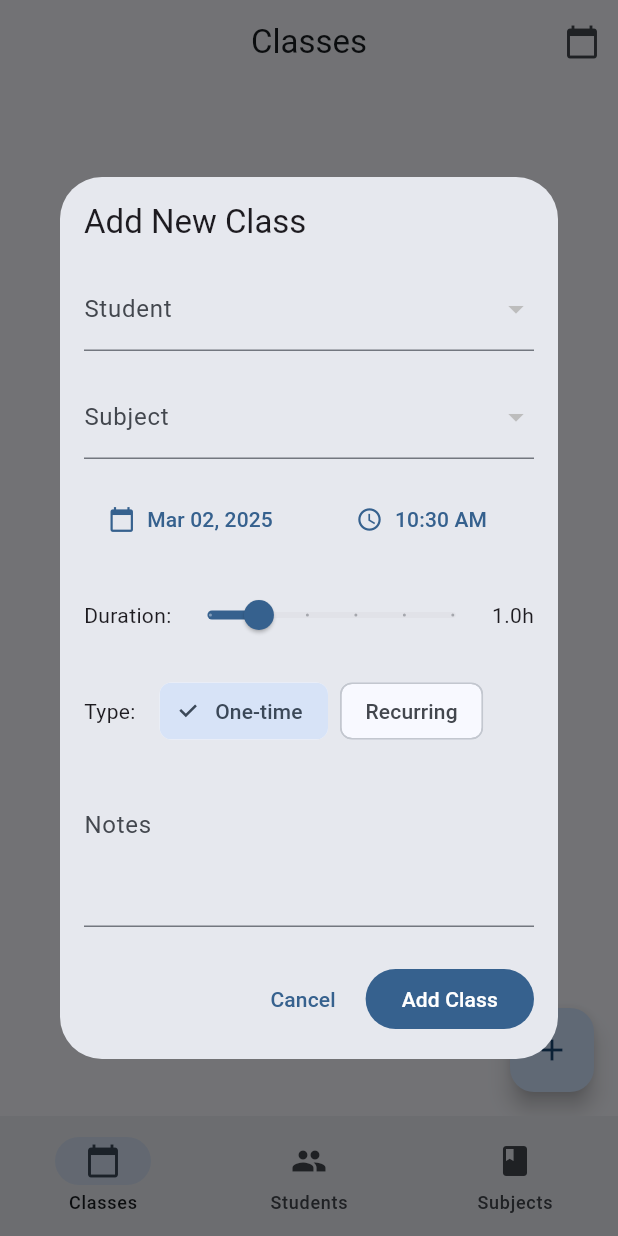
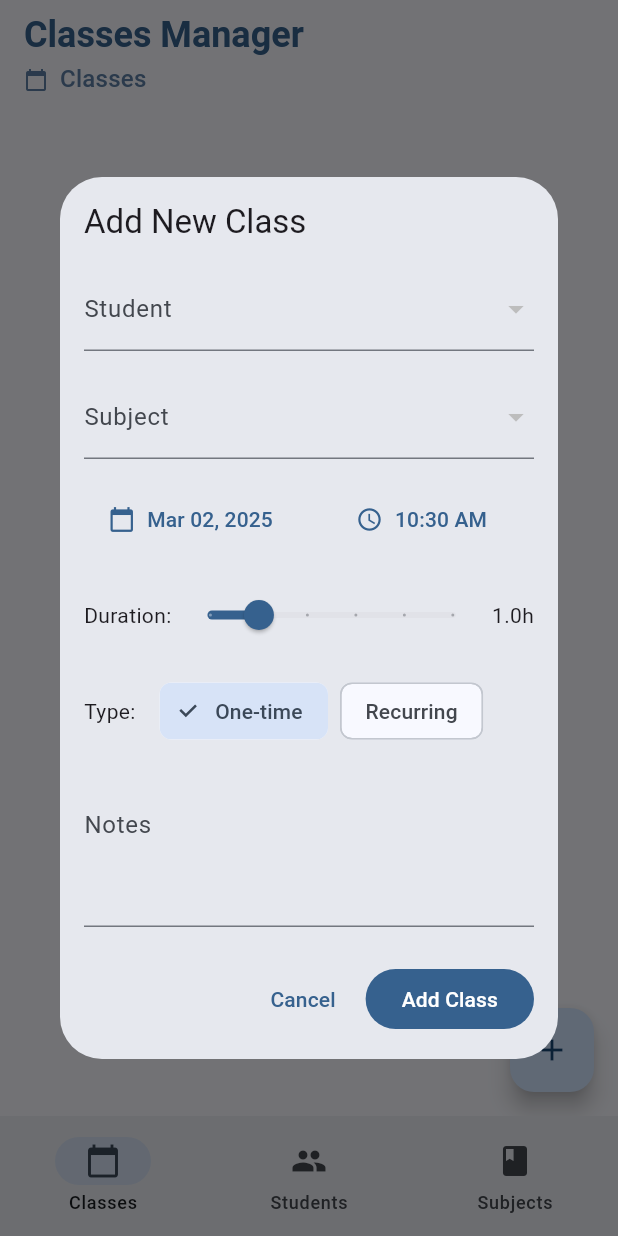
Before and after one commit to RMaster121/classes_manager, a Flutter app: the screen it shows after launch, after a tap on the "add" icon, on a phone screen of 412 x 824 dp. Run offline on Flutter 3.47's test engine with Material 3 defaults, Android fonts, the phone set to English and light mode, and no system bars; our stand-ins replace google_fonts, sqflite; accounts and stored records are empty.

Commit message:
Implement dynamic app bar with context-aware title and icon

```diff
--- a/lib/main.dart
+++ b/lib/main.dart
@@ -39,6 +39,9 @@ class MainScreen extends StatefulWidget {
 class _MainScreenState extends State<MainScreen> {
   int _selectedIndex = 0;
 
+  static const String _appName = 'Classes Manager';
+  static const List<String> _screenTitles = ['Classes', 'Students', 'Subjects'];
+
   static const List<Widget> _screens = <Widget>[
     ClassesScreen(),
     StudentsScreen(),
@@ -54,6 +57,48 @@ class _MainScreenState extends State<MainScreen> {
   @override
   Widget build(BuildContext context) {
     return Scaffold(
+      appBar: AppBar(
+        centerTitle: false,
+        title: Column(
+          crossAxisAlignment: CrossAxisAlignment.start,
+          children: [
+            Text(
+              _appName,
+              style: Theme.of(context).textTheme.headlineSmall?.copyWith(
+                fontWeight: FontWeight.bold,
+                color: Theme.of(context).colorScheme.primary,
+              ),
+            ),
+            const SizedBox(height: 2),
+            Row(
+              children: [
+                Icon(
+                  _selectedIndex == 0
+                      ? Icons.calendar_today
+                      : _selectedIndex == 1
+                      ? Icons.people
+                      : Icons.book,
+                  size: 16,
+                  color: Theme.of(context).colorScheme.primary.withOpacity(0.8),
+                ),
+                const SizedBox(width: 8),
+                Text(
+                  _screenTitles[_selectedIndex],
+                  style: Theme.of(context).textTheme.titleMedium?.copyWith(
+                    color: Theme.of(
+                      context,
+                    ).colorScheme.primary.withOpacity(0.8),
+                    fontWeight: FontWeight.w500,
+                  ),
+                ),
+              ],
+            ),
+          ],
+        ),
+        toolbarHeight: 72,
+        surfaceTintColor: Theme.of(context).colorScheme.background,
+        shadowColor: Colors.transparent,
+      ),
       body: _screens[_selectedIndex],
       bottomNavigationBar: NavigationBar(
         selectedIndex: _selectedIndex,
--- a/lib/screens/classes_screen.dart
+++ b/lib/screens/classes_screen.dart
@@ -346,17 +346,6 @@ class _ClassesScreenState extends State<ClassesScreen> {
   @override
   Widget build(BuildContext context) {
     return Scaffold(
-      appBar: AppBar(
-        title: const Text('Classes'),
-        actions: [
-          IconButton(
-            icon: const Icon(Icons.calendar_today),
-            onPressed: () {
-              // TODO: Implement calendar view
-            },
-          ),
-        ],
-      ),
       body:
           classes.isEmpty
               ? const Center(child: Text('No classes scheduled'))
--- a/lib/screens/students_screen.dart
+++ b/lib/screens/students_screen.dart
@@ -362,7 +362,6 @@ class _StudentsScreenState extends State<StudentsScreen> {
   @override
   Widget build(BuildContext context) {
     return Scaffold(
-      appBar: AppBar(title: const Text('Students')),
       body:
           students.isEmpty
               ? const Center(child: Text('No students added yet'))
--- a/lib/screens/subjects_screen.dart
+++ b/lib/screens/subjects_screen.dart
@@ -271,7 +271,6 @@ class _SubjectsScreenState extends State<SubjectsScreen> {
   @override
   Widget build(BuildContext context) {
     return Scaffold(
-      appBar: AppBar(title: const Text('Subjects')),
       body:
           subjects.isEmpty
               ? const Center(child: Text('No subjects added yet'))
--- a/lib/utils/theme.dart
+++ b/lib/utils/theme.dart
@@ -9,7 +9,18 @@ class AppTheme {
       brightness: Brightness.light,
     ),
     textTheme: GoogleFonts.robotoTextTheme(ThemeData.light().textTheme),
-    appBarTheme: const AppBarTheme(centerTitle: true, elevation: 0),
+    appBarTheme: AppBarTheme(
+      elevation: 0,
+      scrolledUnderElevation: 0,
+      centerTitle: false,
+      backgroundColor: Colors.transparent,
+      surfaceTintColor: Colors.transparent,
+      titleTextStyle: GoogleFonts.roboto(
+        fontSize: 24,
+        fontWeight: FontWeight.bold,
+        color: Colors.blue.shade700,
+      ),
+    ),
     cardTheme: CardTheme(
       elevation: 2,
       shape: RoundedRectangleBorder(borderRadius: BorderRadius.circular(12)),
@@ -26,7 +37,18 @@ class AppTheme {
       brightness: Brightness.dark,
     ),
     textTheme: GoogleFonts.robotoTextTheme(ThemeData.dark().textTheme),
-    appBarTheme: const AppBarTheme(centerTitle: true, elevation: 0),
+    appBarTheme: AppBarTheme(
+      elevation: 0,
+      scrolledUnderElevation: 0,
+      centerTitle: false,
+      backgroundColor: Colors.transparent,
+      surfaceTintColor: Colors.transparent,
+      titleTextStyle: GoogleFonts.roboto(
+        fontSize: 24,
+        fontWeight: FontWeight.bold,
+        color: Colors.blue.shade200,
+      ),
+    ),
     cardTheme: CardTheme(
       elevation: 2,
       shape: RoundedRectangleBorder(borderRadius: BorderRadius.circular(12)),
```
